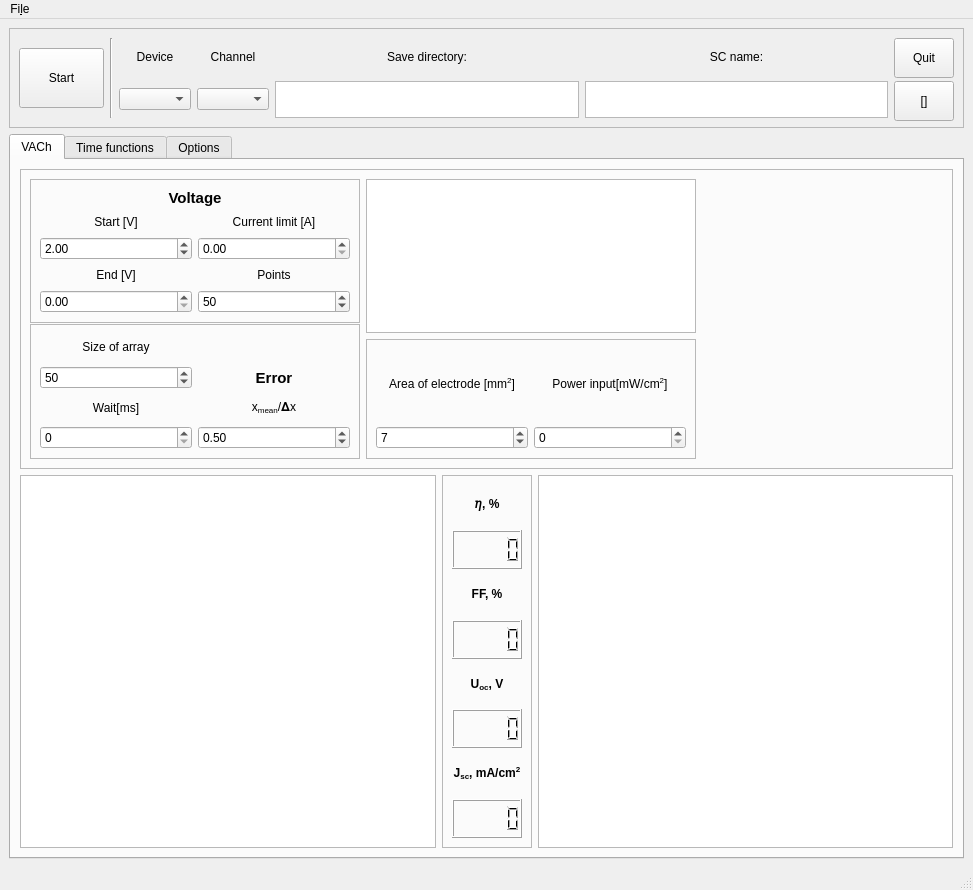
Before: the Qt Designer form GUI/Solar.ui in userIsTaken/SolarVACh, drawn with Qt 5.
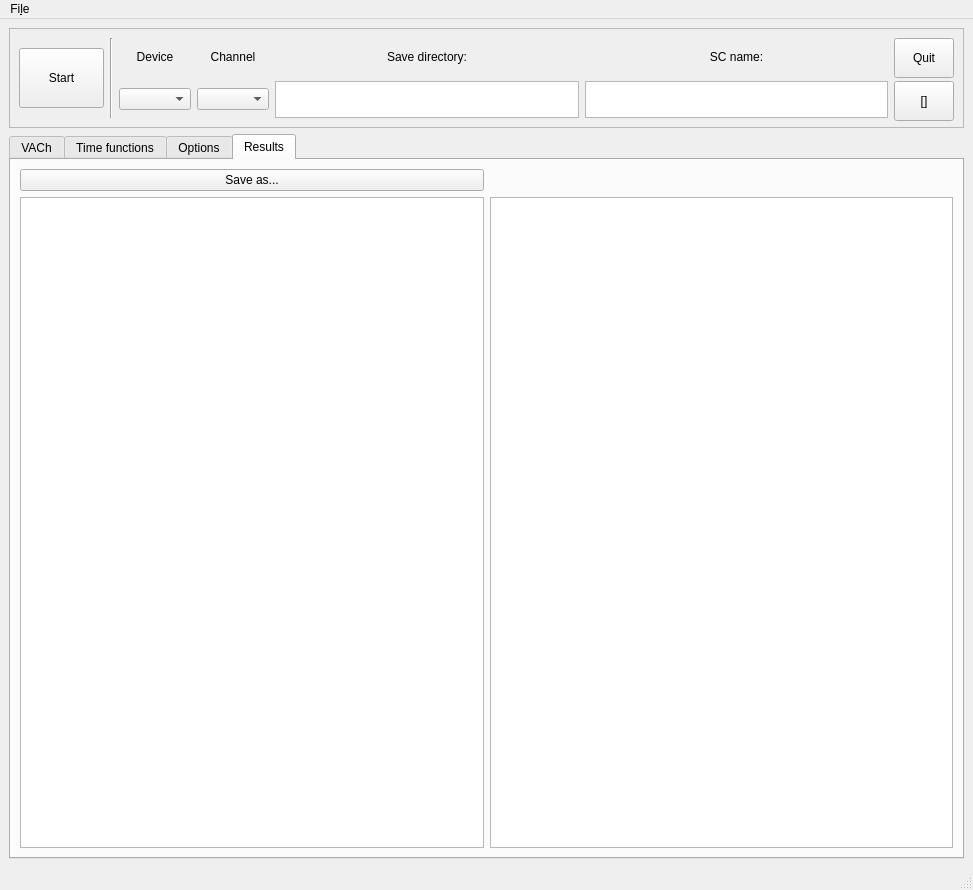
After: the same form once the commit is applied. The open tabs and pages were chosen to show the change. Custom widgets are drawn as their Qt base class.

Diff of the .ui file:
```diff
--- a/GUI/Solar.ui
+++ b/GUI/Solar.ui
@@ -690,6 +690,26 @@
         </item>
        </layout>
       </widget>
+      <widget class="QWidget" name="result_tab">
+       <attribute name="title">
+        <string>Results</string>
+       </attribute>
+       <layout class="QGridLayout" name="gridLayout_12">
+        <item row="0" column="0">
+         <widget class="QPushButton" name="save_as_button">
+          <property name="text">
+           <string>Save as...</string>
+          </property>
+         </widget>
+        </item>
+        <item row="1" column="0">
+         <widget class="QTextEdit" name="vach_text"/>
+        </item>
+        <item row="1" column="1">
+         <widget class="QTextEdit" name="textEdit_2"/>
+        </item>
+       </layout>
+      </widget>
      </widget>
     </item>
     <item row="0" column="0">
```
Left out of the diff: 10 changed lines with no effect on the pictures.
